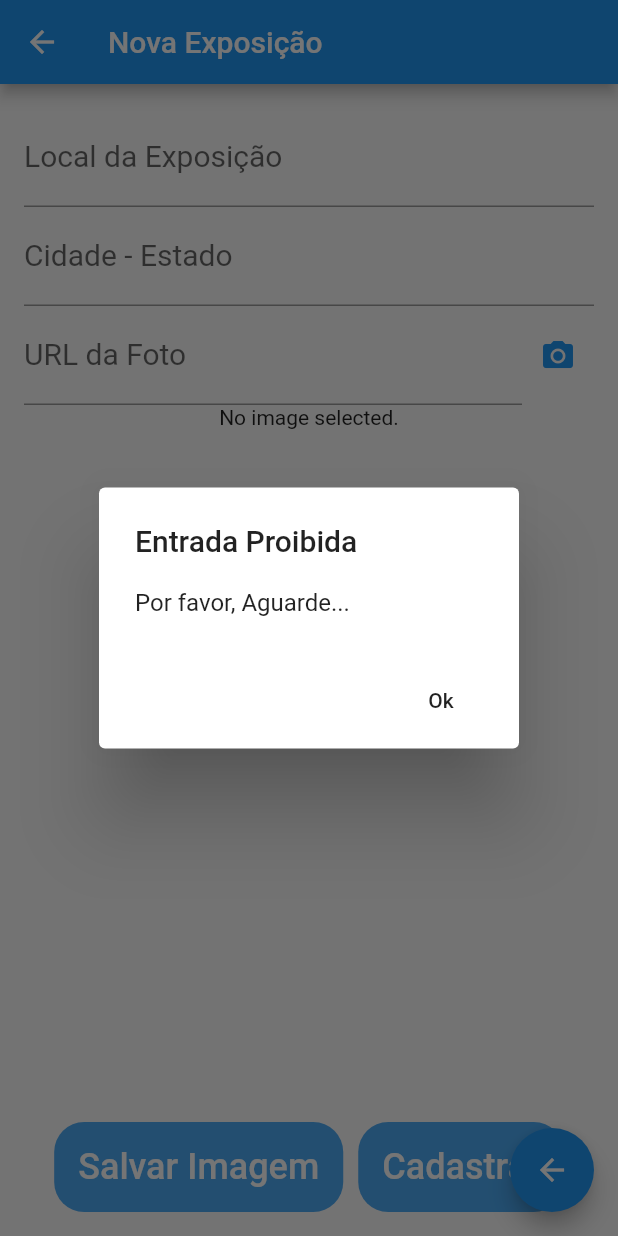
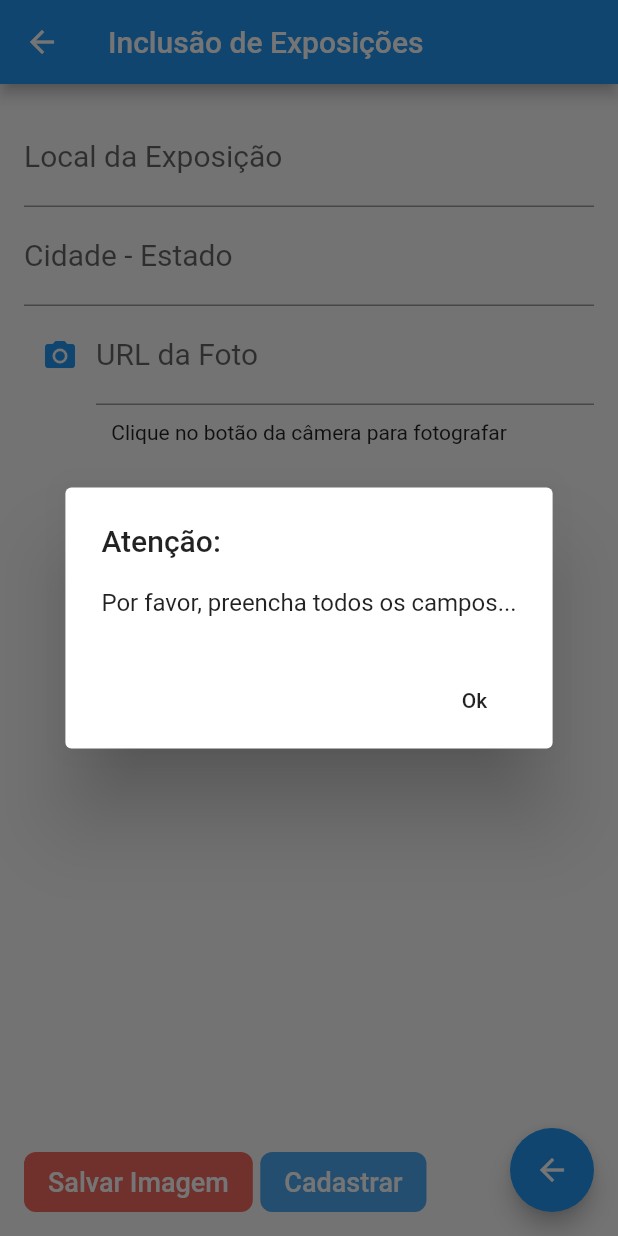
Before and after one commit to edeciofernando/flut20_expo2, a Flutter app: the FormExpo screen opened directly, after a tap on "Cadastrar", on a phone screen of 412 x 824 dp. Run offline on Flutter 3.47's test engine with Material 2 defaults, Android fonts, the phone set to English and light mode, and no system bars; our stand-ins replace cloud_firestore, firebase_storage, image_picker; accounts and stored records are empty.

Commit message:
Atualização dos progs

```diff
--- a/lib/form_expo.dart
+++ b/lib/form_expo.dart
@@ -22,7 +22,7 @@ class _FormExpoState extends State<FormExpo> {
   Widget build(BuildContext context) {
     return Scaffold(
       appBar: AppBar(
-        title: Text('Nova Exposição'),
+        title: Text('Inclusão de Exposições'),
       ),
       body: _body(),
       floatingActionButton: FloatingActionButton(
@@ -64,10 +64,17 @@ class _FormExpoState extends State<FormExpo> {
           ),
           Row(
             children: <Widget>[
+              IconButton(
+                color: Colors.blue,
+                icon: Icon(Icons.photo_camera),
+                onPressed: () {
+                  _getImage();
+                },
+              ),
               Expanded(
                 child: TextFormField(
                   controller: _edFoto,
-                  keyboardType: TextInputType.name,
+                  keyboardType: TextInputType.url,
                   style: TextStyle(
                     fontSize: 20,
                   ),
@@ -76,16 +83,14 @@ class _FormExpoState extends State<FormExpo> {
                   ),
                 ),
               ),
-              IconButton(
-                color: Colors.blue,
-                icon: Icon(Icons.photo_camera),
-                onPressed: _getImage,
+            ],
           ),
-            ],
+          SizedBox(
+            height: 10,
           ),
           Expanded(
             child: _image == null
-                ? Text('No image selected.')
+                ? Text('Clique no botão da câmera para fotografar')
                 : Image.file(
                     _image,
                     fit: BoxFit.cover,
@@ -95,13 +100,12 @@ class _FormExpoState extends State<FormExpo> {
             height: 10,
           ),
           Row(
-            mainAxisAlignment: MainAxisAlignment.center,
-            children: [
+            children: <Widget>[
               Container(
-                height: 60,
+                height: 40,
                 decoration: BoxDecoration(
-                  color: Colors.blue.withOpacity(0.8),
-                  borderRadius: BorderRadius.circular(20),
+                  color: Colors.red.withOpacity(0.8),
+                  borderRadius: BorderRadius.circular(8),
                 ),
                 child: FlatButton(
                   onPressed: () {
@@ -111,19 +115,19 @@ class _FormExpoState extends State<FormExpo> {
                     'Salvar Imagem',
                     style: TextStyle(
                       color: Colors.white,
-                      fontSize: 24,
+                      fontSize: 18,
                     ),
                   ),
                 ),
               ),
               SizedBox(
-                width: 10,
+                width: 5,
               ),
               Container(
-                height: 60,
+                height: 40,
                 decoration: BoxDecoration(
                   color: Colors.blue.withOpacity(0.8),
-                  borderRadius: BorderRadius.circular(20),
+                  borderRadius: BorderRadius.circular(8),
                 ),
                 child: FlatButton(
                   onPressed: () {
@@ -133,7 +137,7 @@ class _FormExpoState extends State<FormExpo> {
                     'Cadastrar',
                     style: TextStyle(
                       color: Colors.white,
-                      fontSize: 24,
+                      fontSize: 18,
                     ),
                   ),
                 ),
@@ -146,12 +150,12 @@ class _FormExpoState extends State<FormExpo> {
   }
 
   Future<void> _gravaDados() async {
-    if (_edLocal.text == '' || _edFoto.text == '') {
+    if (_edLocal.text == '' || _edCidade.text == '' || _edFoto.text == '') {
       showDialog(
         context: context,
         builder: (_) => new AlertDialog(
-                title: new Text("Entrada Proibida"),
-                content: new Text("Por favor, Aguarde..."),
+          title: new Text("Atenção:"),
+          content: new Text("Por favor, preencha todos os campos..."),
           actions: <Widget>[
             FlatButton(
               child: Text('Ok'),
@@ -160,15 +164,36 @@ class _FormExpoState extends State<FormExpo> {
               },
             )
           ],
-              ));
+        ),
+      );
       return;
     }
 
     await Firestore.instance.collection('expos').add({
       'local': _edLocal.text,
       'cidade': _edCidade.text,
-      'foto': _edFoto.text
+      'foto': _edFoto.text,
     });
+
+    _edLocal.text = '';
+    _edCidade.text = '';
+    _edFoto.text = '';
+
+    showDialog(
+      context: context,
+      builder: (_) => new AlertDialog(
+        title: new Text("Parabéns!!"),
+        content: new Text("Exposição cadastrada com sucesso"),
+        actions: <Widget>[
+          FlatButton(
+            child: Text('Ok'),
+            onPressed: () {
+              Navigator.of(context).pop();
+            },
+          )
+        ],
+      ),
+    );
   }
 
   Future _getImage() async {
@@ -185,15 +210,16 @@ class _FormExpoState extends State<FormExpo> {
 
   Future _salvaFoto() async {
     if (_image != null) {
-      final StorageUploadTask uploadTask =
-          FirebaseStorage.instance.ref().child('foto1').putFile(_image);
+      final StorageUploadTask uploadTask = FirebaseStorage.instance
+          .ref()
+          .child(
+            DateTime.now().millisecondsSinceEpoch.toString(),
+          )
+          .putFile(_image);
 
       StorageTaskSnapshot taskSnapshot = await uploadTask.onComplete;
       String url = await taskSnapshot.ref.getDownloadURL();
       _edFoto.text = url;
-      print(url);
-    } else {
-      print('No image selected.');
     }
   }
 }
--- a/lib/main.dart
+++ b/lib/main.dart
@@ -8,7 +8,7 @@ class MyApp extends StatelessWidget {
   Widget build(BuildContext context) {
     return MaterialApp(
       debugShowCheckedModeBanner: false,
-      title: 'App Exposições',
+      title: 'App Cadastro de Exposições',
       home: HomePage(),
     );
   }
```
Also changed, not shown: lib/home_page.dart (+6 -5 lines). Lines whose indentation alone changed are shown as unchanged.
